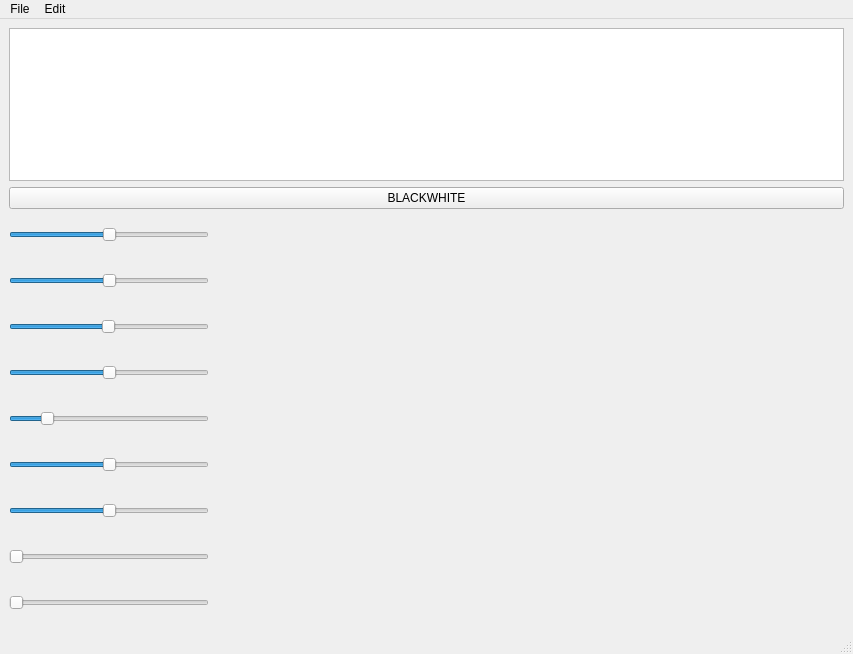
Qt form MainWindow.ui (bohdandemchukk/coursework_cpp) before a commit.
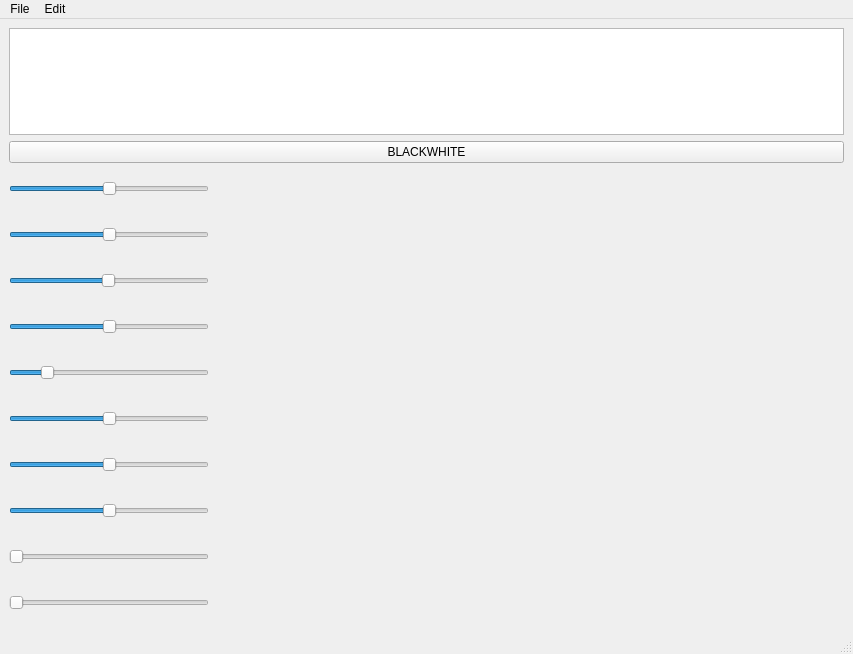
The same form after that commit. Custom widgets are drawn as their Qt base class.

Commit message: Add tint filter

Patch:
```diff
--- a/MainWindow.ui
+++ b/MainWindow.ui
@@ -166,6 +166,31 @@
       </property>
      </widget>
     </item>
+    <item>
+     <widget class="QSlider" name="tintSlider">
+      <property name="sizePolicy">
+       <sizepolicy hsizetype="Fixed" vsizetype="Fixed">
+        <horstretch>0</horstretch>
+        <verstretch>0</verstretch>
+       </sizepolicy>
+      </property>
+      <property name="minimumSize">
+       <size>
+        <width>200</width>
+        <height>40</height>
+       </size>
+      </property>
+      <property name="minimum">
+       <number>-100</number>
+      </property>
+      <property name="maximum">
+       <number>100</number>
+      </property>
+      <property name="orientation">
+       <enum>Qt::Orientation::Horizontal</enum>
+      </property>
+     </widget>
+    </item>
     <item>
      <widget class="QSlider" name="saturationSlider">
       <property name="sizePolicy">
```
The commit also changes 5 other files.
